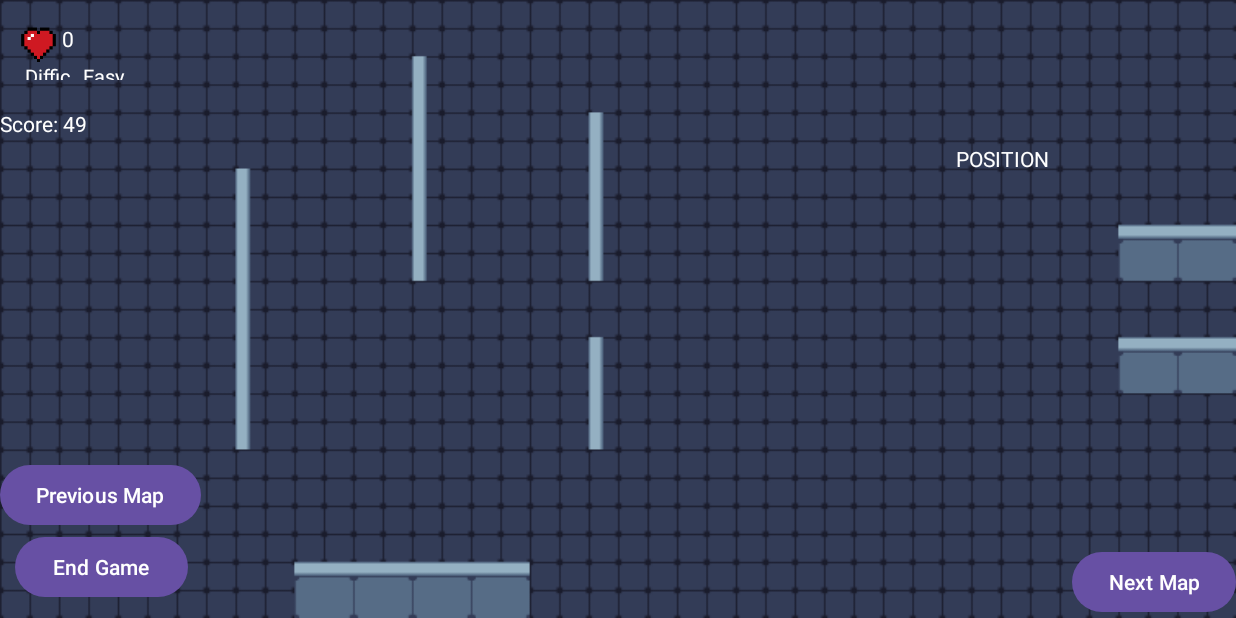
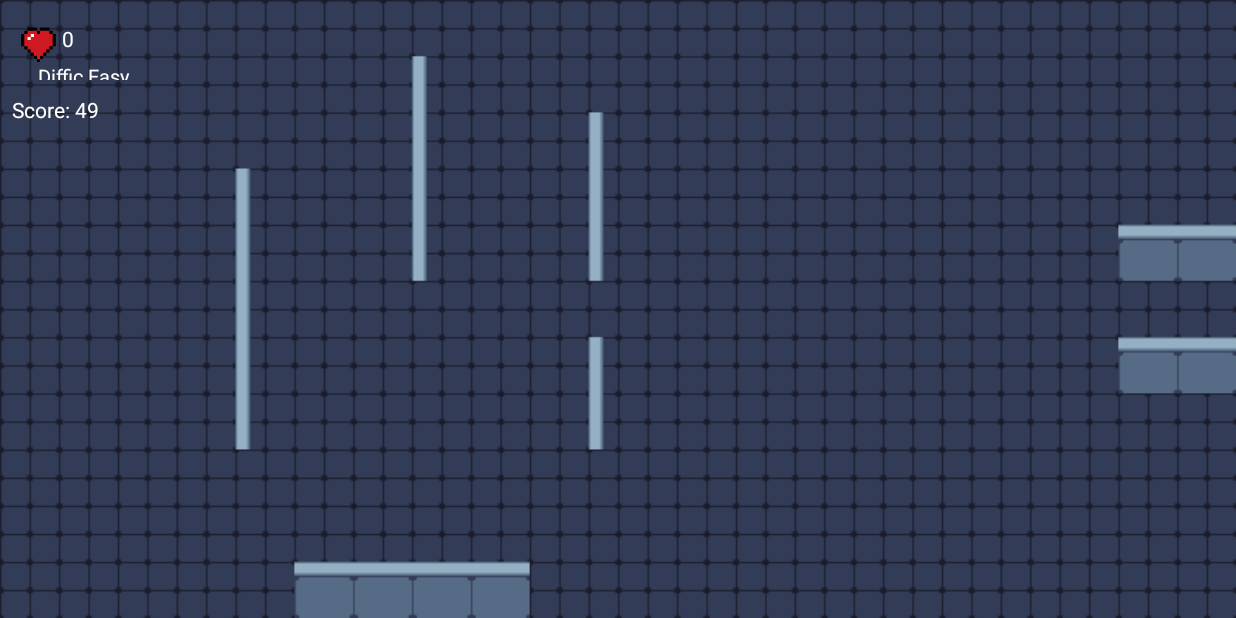
Before and after one commit to karatedg/generic_dungeon_crawler, an Android app: the GameScreen screen opened directly, with no data from a screen before it, on a phone screen of 824 x 412 dp (held sideways). Run offline under Robolectric (Android 15) with nearby library versions, the phone set to English and light mode, and no system bars; 6 statements that could not run were skipped.

Commit message:
Movement and collisions fully implemented. Additionally, ability to move between rooms via moving to an exit has been implemented and the on screen navigation buttons have been removed.

```diff
--- a/app/src/main/java/com/example/cs2340cteam50game/view/GameScreen.java
+++ b/app/src/main/java/com/example/cs2340cteam50game/view/GameScreen.java
@@ -6,9 +6,7 @@ import android.os.Bundle;
 import android.os.CountDownTimer;
 import android.util.Log;
 import android.view.KeyEvent;
-import android.widget.Button;
 import android.content.Intent;
-import android.view.View;
 import android.widget.ImageView;
 import android.widget.RelativeLayout;
 import android.widget.TextView;
@@ -25,8 +23,9 @@ public class GameScreen extends AppCompatActivity {
     private GameScreenModel gameScreenModel;
     private int currentScreen = 0;
     private PlayerClass player;
-
-    private TextView playerPosition;
+    private String name;
+    private CountDownTimer timer;
+    private ImageView map;
 
 
     @Override
@@ -34,29 +33,21 @@ public class GameScreen extends AppCompatActivity {
         super.onCreate(savedInstanceState);
         setContentView(R.layout.in_game_activity);
 
-        //Create associated model
+        //Create associated model and give it access to this GameScreen
         gameScreenModel = new GameScreenModel();
+        gameScreenModel.setGameScreen(this);
 
-        //Button ids
-        Button skipToEnd = (Button) findViewById(R.id.skipToEnd);
-        Button previousMap = (Button) findViewById(R.id.previousMap);
-        Button nextMap = (Button) findViewById(R.id.nextMap);
-
-        //TEMP
-        playerPosition = (TextView) findViewById(R.id.playerPosition);
-
-        //Display item ids
+        //Get ids for display elements
         TextView healthValueDisplay = (TextView) findViewById(R.id.healthValue);
         TextView playerNameDisplay = (TextView) findViewById(R.id.playerName);
         TextView difficultyDisplay = (TextView) findViewById(R.id.difficultySetting);
         TextView scoreDisplay = (TextView) findViewById(R.id.scoreText);
 
-        //Map setup
-        ImageView map = (ImageView) findViewById(R.id.gameMap);
+        //Initialize map and give access to the GameScreenModel
+        map = (ImageView) findViewById(R.id.gameMap);
         gameScreenModel.setScreen(currentScreen, map);
 
-        //Set up playerView
-        RelativeLayout gameLayout = findViewById(R.id.gameLayout);
+        //
         double screenWidth = getResources().getDisplayMetrics().widthPixels;
         double screenHeight = getResources().getDisplayMetrics().heightPixels;
 
@@ -67,57 +58,25 @@ public class GameScreen extends AppCompatActivity {
         player.setxPos(screenWidth / 2);
         player.setyPos(screenHeight - player.getSprite().getIntrinsicHeight());
 
+        //Initialize PlayerView
+        RelativeLayout gameLayout = findViewById(R.id.gameLayout);
         playerView = new PlayerView(this);
         gameScreenModel.setPlayerView(playerView);
-        player.setPlayerView(playerView);
+        player.setSpriteData(playerView);
         player.setGameScreenModel(gameScreenModel);
         gameLayout.addView(playerView);
 
-        //Get player attributes
-        String name = player.getUsername();
+        //Retrieve Player attributes
+        name = player.getUsername();
         int difficulty = player.getDifficultyNum();
         int health = player.getHealthPoints();
-        String difficultyLabel = gameScreenModel.difficultySwitch(difficulty);
 
         //Update Screen with Player Attributes
         playerNameDisplay.setText(name);
         healthValueDisplay.setText(Integer.toString(health));
-        difficultyDisplay.setText(difficultyLabel);
-
+        difficultyDisplay.setText(gameScreenModel.difficultySwitch(difficulty));
         scoreDisplay.setText("Score: 50");
-        CountDownTimer timer = gameScreenModel.startScoreTimer(scoreDisplay);
-
-
-        //skip to end screen when button pressed
-        skipToEnd.setOnClickListener(new View.OnClickListener() {
-            @Override
-            public void onClick(View view) {
-                Score score = new Score(name, gameScreenModel.getScoreVal());
-                Leaderboard leaderBoard = Leaderboard.getLeaderboard();
-                leaderBoard.addScore(score);
-
-                timer.cancel();
-                Intent intent = new Intent(GameScreen.this, EndScreen.class);
-                intent.putExtra("score", score.getScore());
-                startActivity(intent);
-            }
-        });
-
-        nextMap.setOnClickListener(new View.OnClickListener() {
-            @Override
-            public void onClick(View view) {
-                currentScreen++;
-                gameScreenModel.setScreen(currentScreen, map);
-            }
-        });
-
-        previousMap.setOnClickListener(new View.OnClickListener() {
-            @Override
-            public void onClick(View view) {
-                currentScreen--;
-                gameScreenModel.setScreen(currentScreen, map);
-            }
-        });
+        timer = gameScreenModel.startScoreTimer(scoreDisplay);
     }
 
     @Override
@@ -140,8 +99,36 @@ public class GameScreen extends AppCompatActivity {
             break;
         }
         playerView.updatePosition();
-        playerPosition.setText("X: " + player.getxPos() + " Y: " + player.getyPos());
         return false;
     }
 
+    public void nextRoom() {
+        if (currentScreen == 2) {
+            Score score = new Score(name, gameScreenModel.getScoreVal());
+            Leaderboard leaderBoard = Leaderboard.getLeaderboard();
+            leaderBoard.addScore(score);
+
+            timer.cancel();
+            Intent intent = new Intent(GameScreen.this, EndScreen.class);
+            intent.putExtra("score", score.getScore());
+            startActivity(intent);
+        } else {
+            currentScreen++;
+            gameScreenModel.setScreen(currentScreen, map);
+            switch (currentScreen) {
+            case 1:
+                player.setxPos(700);
+                player.setyPos(882);
+                break;
+            case 2:
+                player.setxPos(10);
+                player.setyPos(312);
+                break;
+            default:
+            }
+            playerView.updatePosition();
+        }
+    }
+
+
 }
--- a/app/src/main/java/com/example/cs2340cteam50game/view/PlayerView.java
+++ b/app/src/main/java/com/example/cs2340cteam50game/view/PlayerView.java
@@ -3,9 +3,9 @@ package com.example.cs2340cteam50game.view;
 import android.content.Context;
 import android.graphics.Bitmap;
 import android.graphics.Canvas;
+
 import android.graphics.drawable.BitmapDrawable;
 import android.view.View;
-
 
 import com.example.cs2340cteam50game.model.PlayerClass;
 
@@ -41,6 +41,7 @@ public class PlayerView extends View {
     protected void onDraw(Canvas canvas) {
         super.onDraw(canvas);
         canvas.drawBitmap(playerSprite, x, y, null);
+
     }
 
     public void updatePosition() {
--- a/app/src/main/java/com/example/cs2340cteam50game/viewmodel/GameScreenModel.java
+++ b/app/src/main/java/com/example/cs2340cteam50game/viewmodel/GameScreenModel.java
@@ -7,20 +7,24 @@ import android.widget.TextView;
 
 import com.example.cs2340cteam50game.R;
 import com.example.cs2340cteam50game.model.PlayerClass;
+import com.example.cs2340cteam50game.view.GameScreen;
 import com.example.cs2340cteam50game.view.PlayerView;
 
 public class GameScreenModel {
 
     private final PlayerClass player = PlayerClass.getPlayer();
     private PlayerView playerView;
+    private GameScreen gameScreen;
+
     private final RectF[] map1Walls = {
         new RectF(423, 256, 450, 695),
-        new RectF(526, 860, 953, 920),
+        new RectF(526, 860, 953, 950),
         new RectF(738, 79, 768, 435),
+        new RectF(1055, 168, 1088, 425),
         new RectF(1055, 518, 1088, 693),
-        new RectF(2000, 342, 2206, 410),
-        new RectF(2000, 522, 2206, 592),
-        new RectF(2156, 420, 2206, 510)
+        new RectF(2000, 342, 2220, 410),
+        new RectF(2000, 522, 2220, 592),
+        new RectF(2156, 420, 2220, 510)
     };
     private final RectF[] map2Walls = {
         new RectF(106, 232, 536, 302),
@@ -48,16 +52,8 @@ public class GameScreenModel {
         new RectF(1980, 0, 2010, 80),
         new RectF(1801, 0, 1979, 20),
     };
-
     private RectF[] currentWallSet;
-
     private int scoreVal = 50;
-    public int getScoreVal() {
-        return scoreVal;
-    }
-    public void setScoreVal(int score) {
-        scoreVal = Math.max(score, 0);
-    }
 
     public CountDownTimer startScoreTimer(TextView scoreDisplay) {
         CountDownTimer timer = new CountDownTimer((50) * 1000, 1000) {
@@ -88,6 +84,48 @@ public class GameScreenModel {
         }
     }
 
+    //Callable movement methods
+    public void moveLeft() {
+        player.moveLeft();
+    }
+    public void moveUp() {
+        player.moveUp();
+    }
+    public void moveRight() {
+        player.moveRight();
+    }
+    public void moveDown() {
+        player.moveDown();
+    }
+
+    //Collision Handler
+    public int checkCollisions(double newX, double newY) {
+        RectF playerHitBox = new RectF((float) newX, (float) newY,
+                (float) newX + playerView.getSpriteWidth(),
+                (float) newY + playerView.getSpriteHeight());
+        if (checkMoveRooms(playerHitBox)) {
+            return 2;
+        }
+        for (int i = 0; i < currentWallSet.length - 1; i++) {
+            if (playerHitBox.intersect(currentWallSet[i])) {
+                return 1;
+            }
+        }
+        return 0;
+    }
+
+    //Specialized collision handler for changing rooms
+    public boolean checkMoveRooms(RectF playerHitBox) {
+        RectF exitBox = currentWallSet[currentWallSet.length - 1];
+        return playerHitBox.intersect(exitBox);
+    }
+
+    //Passes on the nextRoom call to the GameScreen which handles it
+    public void nextRoom() {
+        gameScreen.nextRoom();
+    }
+
+    //Updates the current game screen - handling the new image, screenNum, and currentWallSet
     public void setScreen(int currentScreen, ImageView map) {
         switch (currentScreen) {
         case 0:
@@ -109,34 +147,25 @@ public class GameScreenModel {
         }
     }
 
-    //Callable movement methods
-    public void moveLeft() {
-        player.moveLeft();
-    }
-    public void moveUp() {
-        player.moveUp();
-    }
-    public void moveRight() {
-        player.moveRight();
-    }
-    public void moveDown() {
-        player.moveDown();
-    }
-
-    //Collision Handler
-    public boolean checkCollisions(double newX, double newY) {
-        RectF playerHitBox = new RectF((float) newX, (float) newY,
-                (float) newX + playerView.getSpriteWidth(),
-                (float) newY + playerView.getSpriteHeight());
-        for (int i = 0; i < currentWallSet.length - 2; i++) {
-            if (playerHitBox.intersect(currentWallSet[i])) {
-                return true;
-            }
-        }
-        return false;
-    }
-
+    //Sets the currently used PlayerView
     public void setPlayerView(PlayerView playerView) {
         this.playerView = playerView;
     }
+
+    //Sets the currently used GameScreen
+    public void setGameScreen(GameScreen game) {
+        this.gameScreen = game;
+    }
+
+    //Getter for score
+    public int getScoreVal() {
+        return scoreVal;
+    }
+
+    //Setter for score
+    public void setScoreVal(int score) {
+        scoreVal = Math.max(score, 0);
+    }
+
+
 }
--- a/app/src/main/res/layout/in_game_activity.xml
+++ b/app/src/main/res/layout/in_game_activity.xml
@@ -1,7 +1,6 @@
 <?xml version="1.0" encoding="utf-8"?>
 <androidx.constraintlayout.widget.ConstraintLayout xmlns:android="http://schemas.android.com/apk/res/android"
     xmlns:app="http://schemas.android.com/apk/res-auto"
-    xmlns:tools="http://schemas.android.com/tools"
     android:id="@+id/constraintLayout"
     android:layout_width="match_parent"
     android:layout_height="match_parent"
@@ -29,29 +28,18 @@
         android:id="@+id/playerName"
         android:layout_width="wrap_content"
         android:layout_height="19dp"
-        android:layout_marginLeft="15dp"
+        android:layout_marginStart="15dp"
         android:layout_marginTop="14dp"
-        android:text="Player"
+        android:text="@string/player"
         android:textColor="#FFFFFF"
         app:layout_constraintStart_toEndOf="@+id/healthValue"
         app:layout_constraintTop_toTopOf="parent" />
-
-    <TextView
-        android:id="@+id/playerPosition"
-        android:layout_width="wrap_content"
-        android:layout_height="19dp"
-        android:layout_marginTop="4dp"
-        android:layout_marginEnd="15dp"
-        android:text="POSITION"
-        android:textColor="#FFFFFF"
-        app:layout_constraintEnd_toStartOf="@id/nextMap"
-        app:layout_constraintTop_toBottomOf="@id/scoreText" />
 
     <ImageView
         android:id="@+id/healthIcon"
         android:layout_width="31dp"
         android:layout_height="31dp"
-        android:layout_marginLeft="10dp"
+        android:layout_marginStart="10dp"
         android:layout_marginTop="10dp"
         app:layout_constraintStart_toStartOf="parent"
         app:layout_constraintTop_toTopOf="parent"
@@ -62,7 +50,7 @@
         android:layout_width="30dp"
         android:layout_height="16dp"
         android:layout_marginTop="16dp"
-        android:text="100"
+        android:text="@string/_100"
         android:textColor="#FFFFFF"
         app:layout_constraintStart_toEndOf="@+id/healthIcon"
         app:layout_constraintTop_toTopOf="parent" />
@@ -71,8 +59,8 @@
         android:id="@+id/difficultyText"
         android:layout_width="33dp"
         android:layout_height="12dp"
-        android:layout_marginLeft="25px"
-        android:text="Difficulty:"
+        android:layout_marginStart="25dp"
+        android:text="@string/difficulty"
         android:textColor="#FFFFFF"
         android:textSize="20px"
         app:layout_constraintStart_toStartOf="parent"
@@ -82,7 +70,6 @@
         android:id="@+id/difficultySetting"
         android:layout_width="31dp"
         android:layout_height="12dp"
-        android:layout_marginLeft="5dp"
         android:layout_marginTop="9dp"
         android:text="Normal"
         android:textColor="#FFFFFF"
@@ -90,45 +77,16 @@
         app:layout_constraintStart_toEndOf="@+id/difficultyText"
         app:layout_constraintTop_toBottomOf="@+id/healthValue" />
 
-    <Button
-        android:id="@+id/skipToEnd"
-        android:layout_width="115dp"
-        android:layout_height="48dp"
-        android:layout_marginLeft="10dp"
-        android:layout_marginBottom="10dp"
-        android:text="End Game"
-        android:textColor="#FFFFFF"
-        app:layout_constraintBottom_toBottomOf="parent"
-        app:layout_constraintStart_toStartOf="parent" />
-
     <TextView
         android:id="@+id/scoreText"
         android:layout_width="wrap_content"
         android:layout_height="wrap_content"
+        android:layout_marginStart="8dp"
         android:layout_marginTop="63dp"
         android:text="Score: "
         android:textColor="#FFFF"
-        app:layout_constraintBottom_toTopOf="@+id/skipToEnd"
-        app:layout_constraintHorizontal_bias="0.217"
         app:layout_constraintStart_toStartOf="parent"
-        app:layout_constraintTop_toTopOf="parent"
-        app:layout_constraintVertical_bias="0.035" />
+        app:layout_constraintTop_toTopOf="parent" />
     =======
 
-    <Button
-        android:id="@+id/previousMap"
-        android:layout_width="wrap_content"
-        android:layout_height="wrap_content"
-        android:text="Previous Map"
-        app:layout_constraintBottom_toTopOf="@+id/skipToEnd"
-        app:layout_constraintStart_toStartOf="parent" />
-
-    <Button
-        android:id="@+id/nextMap"
-        android:layout_width="wrap_content"
-        android:layout_height="wrap_content"
-        android:text="Next Map"
-        app:layout_constraintBottom_toBottomOf="parent"
-        app:layout_constraintEnd_toEndOf="parent" />
-
 </androidx.constraintlayout.widget.ConstraintLayout>
--- a/app/src/main/res/values/strings.xml
+++ b/app/src/main/res/values/strings.xml
@@ -6,4 +6,7 @@
     <string name="difficulty_easy">Difficulty: Easy</string>
     <string name="difficulty_medium">Difficulty: Medium</string>
     <string name="difficulty_hard">Difficulty: Hard</string>
+    <string name="player">Player</string>
+    <string name="_100">100</string>
+    <string name="difficulty">Difficulty:</string>
 </resources>
```
Also changed, not shown: app/src/main/java/com/example/cs2340cteam50game/model/PlayerClass.java (+50 -43 lines).
